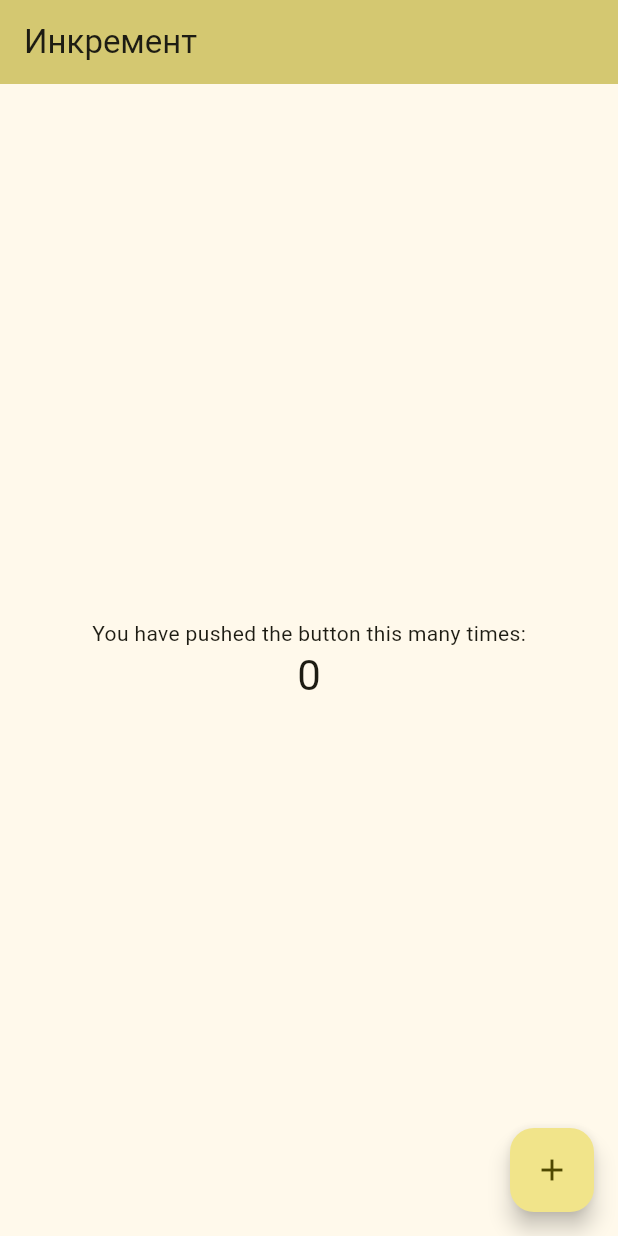
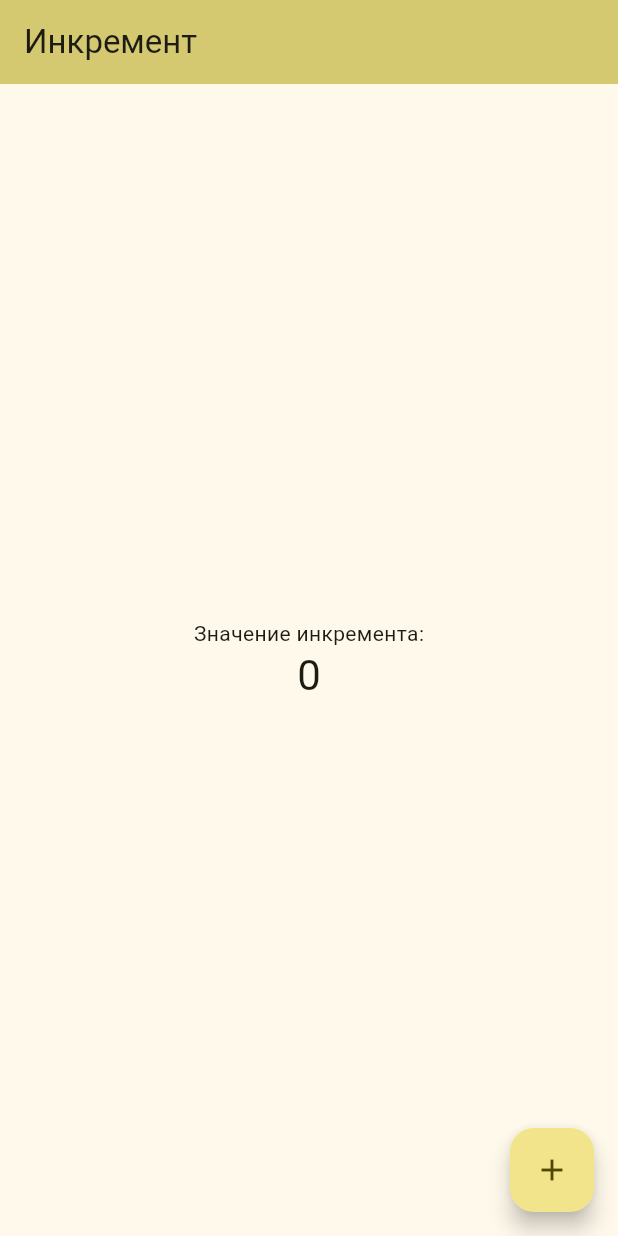
Before and after one commit to eeandd/PI2304_ERMOLOV, a Flutter app: the screen it shows after launch, on a phone screen of 412 x 824 dp. Run offline on Flutter 3.47's test engine with Material 3 defaults, Android fonts, the phone set to English and light mode, and no system bars.

Commit message:
feat: update counter label to 'Значение инкремента:'

```diff
--- a/lab3/lib/main.dart
+++ b/lab3/lib/main.dart
@@ -47,7 +47,7 @@ class _MyHomePageState extends State<MyHomePage> {
         child: Column(
           mainAxisAlignment: .center,
           children: [
-            const Text('You have pushed the button this many times:'),
+            const Text('Значение инкремента:'),
             Text(
               '$_counter',
               style: Theme.of(context).textTheme.headlineMedium,
```
